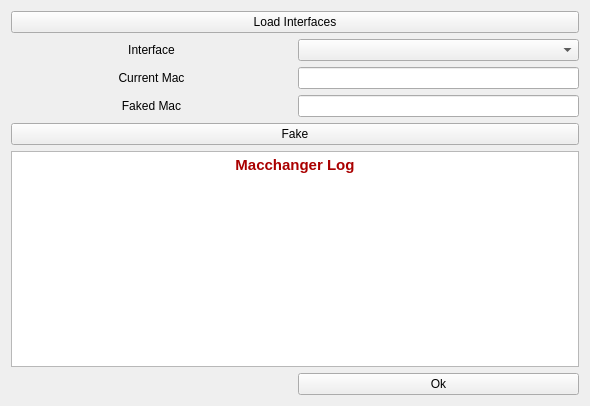
The window that UI/macchanger.ui (luca-m/aircrackgui-m4) describes before a commit, drawn with Qt 5.
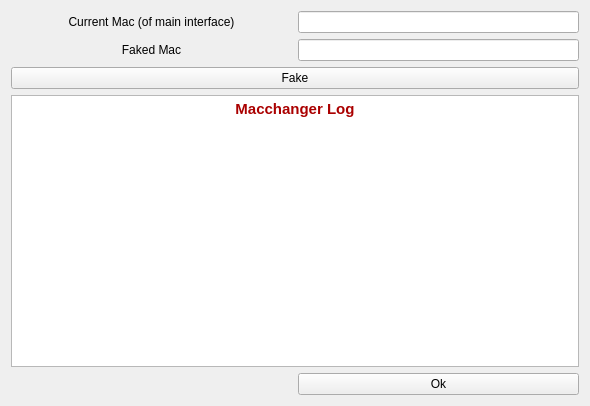
The same window after the commit. Icons and pictures are not drawn.

```diff
--- a/UI/macchanger.ui
+++ b/UI/macchanger.ui
@@ -17,17 +17,17 @@
    <string>MACChanger</string>
   </property>
   <layout class="QGridLayout" name="gridLayout">
-   <item row="2" column="0">
+   <item row="0" column="0">
     <widget class="QLabel" name="label">
      <property name="text">
-      <string>Current Mac</string>
+      <string>Current Mac (of main interface)</string>
      </property>
      <property name="alignment">
       <set>Qt::AlignCenter</set>
      </property>
     </widget>
    </item>
-   <item row="2" column="1">
+   <item row="0" column="1">
     <widget class="QLineEdit" name="lineEditCurrentMac">
      <property name="font">
       <font>
@@ -42,7 +42,7 @@
      </property>
     </widget>
    </item>
-   <item row="3" column="0">
+   <item row="1" column="0">
     <widget class="QLabel" name="label_2">
      <property name="text">
       <string>Faked Mac</string>
@@ -52,14 +52,14 @@
      </property>
     </widget>
    </item>
-   <item row="3" column="1">
+   <item row="1" column="1">
     <widget class="QLineEdit" name="lineEditFakedMac">
      <property name="alignment">
       <set>Qt::AlignCenter</set>
      </property>
     </widget>
    </item>
-   <item row="4" column="0" colspan="2">
+   <item row="2" column="0" colspan="2">
     <widget class="QPushButton" name="pushButtonFake">
      <property name="text">
       <string>Fake</string>
@@ -70,7 +70,7 @@
      </property>
     </widget>
    </item>
-   <item row="5" column="0" colspan="2">
+   <item row="3" column="0" colspan="2">
     <widget class="QTextEdit" name="textEdit">
      <property name="readOnly">
       <bool>true</bool>
@@ -79,20 +79,20 @@
       <string>&lt;!DOCTYPE HTML PUBLIC &quot;-//W3C//DTD HTML 4.0//EN&quot; &quot;http://www.w3.org/TR/REC-html40/strict.dtd&quot;&gt;
 &lt;html&gt;&lt;head&gt;&lt;meta name=&quot;qrichtext&quot; content=&quot;1&quot; /&gt;&lt;style type=&quot;text/css&quot;&gt;
 p, li { white-space: pre-wrap; }
-&lt;/style&gt;&lt;/head&gt;&lt;body style=&quot; font-family:'Sans Serif'; font-size:9pt; font-weight:400; font-style:normal;&quot;&gt;
+&lt;/style&gt;&lt;/head&gt;&lt;body style=&quot; font-family:'Ubuntu'; font-size:11pt; font-weight:400; font-style:normal;&quot;&gt;
 &lt;table border=&quot;0&quot; style=&quot;-qt-table-type: root; margin-top:4px; margin-bottom:4px; margin-left:4px; margin-right:4px;&quot;&gt;
 &lt;tr&gt;
 &lt;td style=&quot;border: none;&quot;&gt;
-&lt;p align=&quot;center&quot; style=&quot; margin-top:0px; margin-bottom:0px; margin-left:0px; margin-right:0px; -qt-block-indent:0; text-indent:0px;&quot;&gt;&lt;span style=&quot; font-family:'Ubuntu'; font-size:11pt; font-weight:600; color:#aa0000;&quot;&gt;Macchanger Log&lt;/span&gt;&lt;/p&gt;
-&lt;p align=&quot;center&quot; style=&quot;-qt-paragraph-type:empty; margin-top:0px; margin-bottom:0px; margin-left:0px; margin-right:0px; -qt-block-indent:0; text-indent:0px; font-family:'Ubuntu'; font-size:11pt; font-weight:600; color:#aa0000;&quot;&gt;&lt;/p&gt;
-&lt;p align=&quot;center&quot; style=&quot;-qt-paragraph-type:empty; margin-top:0px; margin-bottom:0px; margin-left:0px; margin-right:0px; -qt-block-indent:0; text-indent:0px; font-family:'Ubuntu'; font-size:11pt; color:#aa0000;&quot;&gt;&lt;/p&gt;&lt;/td&gt;&lt;/tr&gt;&lt;/table&gt;&lt;/body&gt;&lt;/html&gt;</string>
+&lt;p align=&quot;center&quot; style=&quot; margin-top:0px; margin-bottom:0px; margin-left:0px; margin-right:0px; -qt-block-indent:0; text-indent:0px;&quot;&gt;&lt;span style=&quot; font-weight:600; color:#aa0000;&quot;&gt;Macchanger Log&lt;/span&gt;&lt;/p&gt;
+&lt;p align=&quot;center&quot; style=&quot;-qt-paragraph-type:empty; margin-top:0px; margin-bottom:0px; margin-left:0px; margin-right:0px; -qt-block-indent:0; text-indent:0px; font-weight:600; color:#aa0000;&quot;&gt;&lt;/p&gt;
+&lt;p align=&quot;center&quot; style=&quot;-qt-paragraph-type:empty; margin-top:0px; margin-bottom:0px; margin-left:0px; margin-right:0px; -qt-block-indent:0; text-indent:0px; color:#aa0000;&quot;&gt;&lt;/p&gt;&lt;/td&gt;&lt;/tr&gt;&lt;/table&gt;&lt;/body&gt;&lt;/html&gt;</string>
      </property>
      <property name="textInteractionFlags">
       <set>Qt::TextBrowserInteraction</set>
      </property>
     </widget>
    </item>
-   <item row="7" column="0">
+   <item row="5" column="0">
     <spacer name="horizontalSpacer">
      <property name="orientation">
       <enum>Qt::Horizontal</enum>
@@ -105,7 +105,7 @@
      </property>
     </spacer>
    </item>
-   <item row="7" column="1">
+   <item row="5" column="1">
     <widget class="QPushButton" name="pushButtonOk">
      <property name="sizePolicy">
       <sizepolicy hsizetype="Minimum" vsizetype="Fixed">
@@ -122,30 +122,6 @@
      </property>
     </widget>
    </item>
-   <item row="1" column="1">
-    <widget class="QComboBox" name="comboBoxInterfaces"/>
-   </item>
-   <item row="1" column="0">
-    <widget class="QLabel" name="label_3">
-     <property name="text">
-      <string>Interface</string>
-     </property>
-     <property name="alignment">
-      <set>Qt::AlignCenter</set>
-     </property>
-    </widget>
-   </item>
-   <item row="0" column="0" colspan="2">
-    <widget class="QPushButton" name="pushButtonLoadInterfaces">
-     <property name="text">
-      <string>Load Interfaces</string>
-     </property>
-     <property name="icon">
-      <iconset resource="../icons.qrc">
-       <normaloff>:/icons/icons/Add Item.png</normaloff>:/icons/icons/Add Item.png</iconset>
-     </property>
-    </widget>
-   </item>
   </layout>
  </widget>
  <resources>
```
